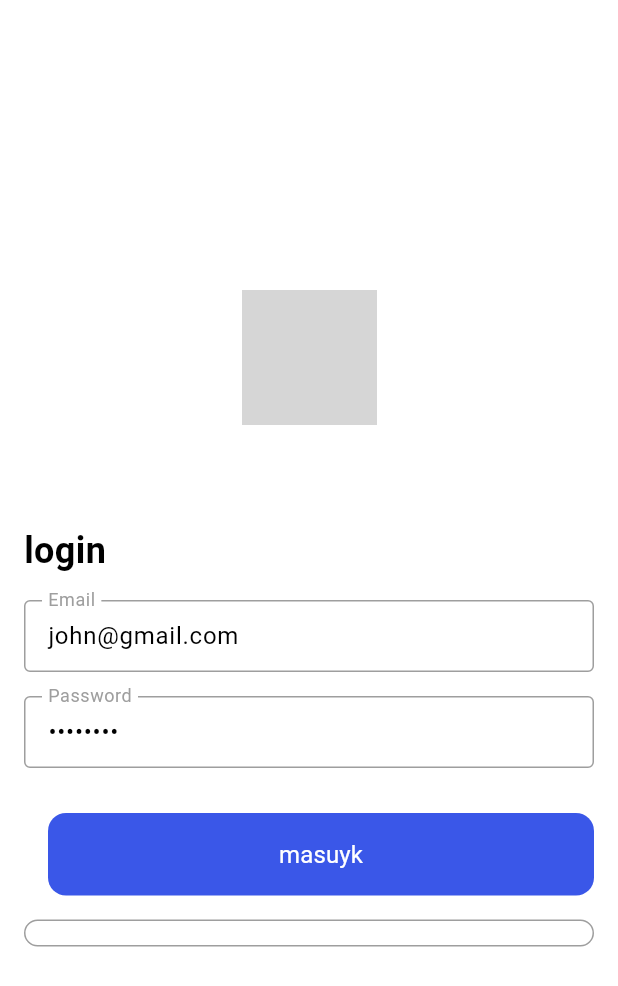
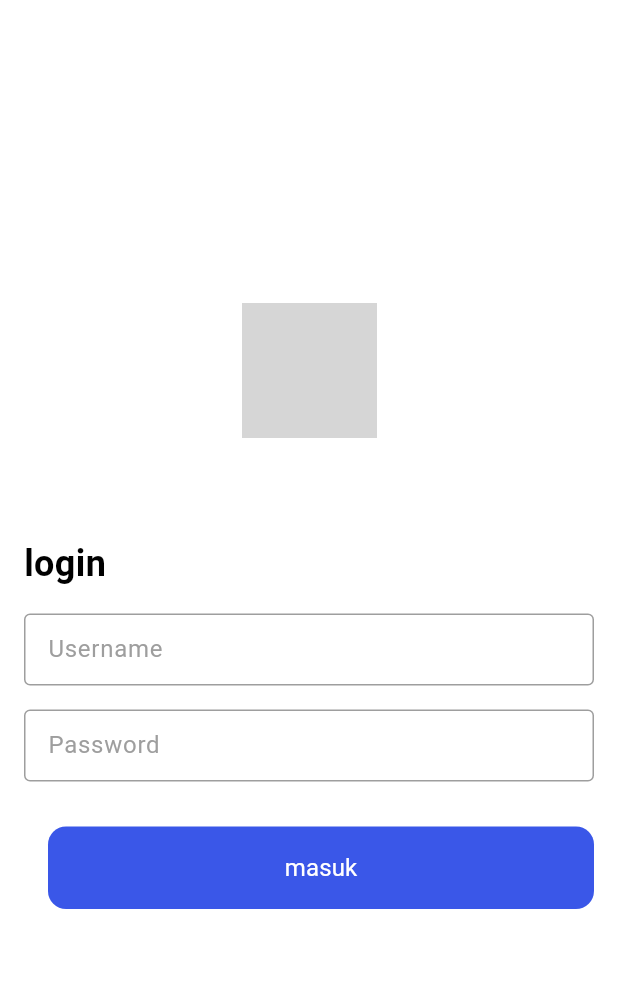
Before and after one commit to verorpl/ukk_2025, a Flutter app: the LoginScreen screen opened directly, on a phone screen of 412 x 824 dp. Shown: the top 986 px of the screen. Run offline on Flutter 3.47's test engine with Material 3 defaults, Android fonts, the phone set to English and light mode, and no system bars; our stand-ins replace supabase_flutter; accounts and stored records are empty; network calls fail; grey boxes are pictures that could not be loaded.

Commit message:
halaman login

```diff
--- a/lib/login.dart
+++ b/lib/login.dart
@@ -1,4 +1,8 @@
 import 'package:flutter/material.dart';
+
+final Map<String, String> dummyData= {
+  'vero': '123',
+};
 
 class LoginScreen extends StatelessWidget {
   @override
@@ -59,7 +63,7 @@ class LoginScreen extends StatelessWidget {
                 Padding(
                   padding: EdgeInsets.symmetric(vertical: 16, horizontal: 0),
                   child: TextField(
-                    controller: TextEditingController(text: "john@gmail.com"),
+                    controller: TextEditingController(text: ""),
                     obscureText: false,
                     textAlign: TextAlign.start,
                     maxLines: 1,
@@ -85,7 +89,7 @@ class LoginScreen extends StatelessWidget {
                         borderSide:
                             BorderSide(color: Color(0xff9e9e9e), width: 1),
                       ),
-                      labelText: "Email",
+                      labelText: "Username",
                       labelStyle: TextStyle(
                         fontWeight: FontWeight.w400,
                         fontStyle: FontStyle.normal,
@@ -101,7 +105,7 @@ class LoginScreen extends StatelessWidget {
                   ),
                 ),
                 TextField(
-                  controller: TextEditingController(text: "12345678"),
+                  controller: TextEditingController(text: ""),
                   obscureText: true,
                   textAlign: TextAlign.start,
                   maxLines: 1,
@@ -162,7 +166,7 @@ class LoginScreen extends StatelessWidget {
                           ),
                           padding: EdgeInsets.all(16),
                           child: Text(
-                            "masuyk",
+                            "masuk",
                             style: TextStyle(
                               fontSize: 16,
                               fontWeight: FontWeight.w400,
@@ -177,16 +181,6 @@ class LoginScreen extends StatelessWidget {
                     ],
                   ),
                 ),
-                Container(
-                  margin: EdgeInsets.all(0),
-                  padding: EdgeInsets.symmetric(vertical: 8, horizontal: 16),
-                  decoration: BoxDecoration(
-                    color: Color(0xffffffff),
-                    shape: BoxShape.rectangle,
-                    borderRadius: BorderRadius.circular(12.0),
-                    border: Border.all(color: Color(0xff9e9e9e), width: 1),
-                  ),
-                ),
               ],
             ),
           ),
```
Also changed, not shown: lib/main.dart (+3 -57 lines).
